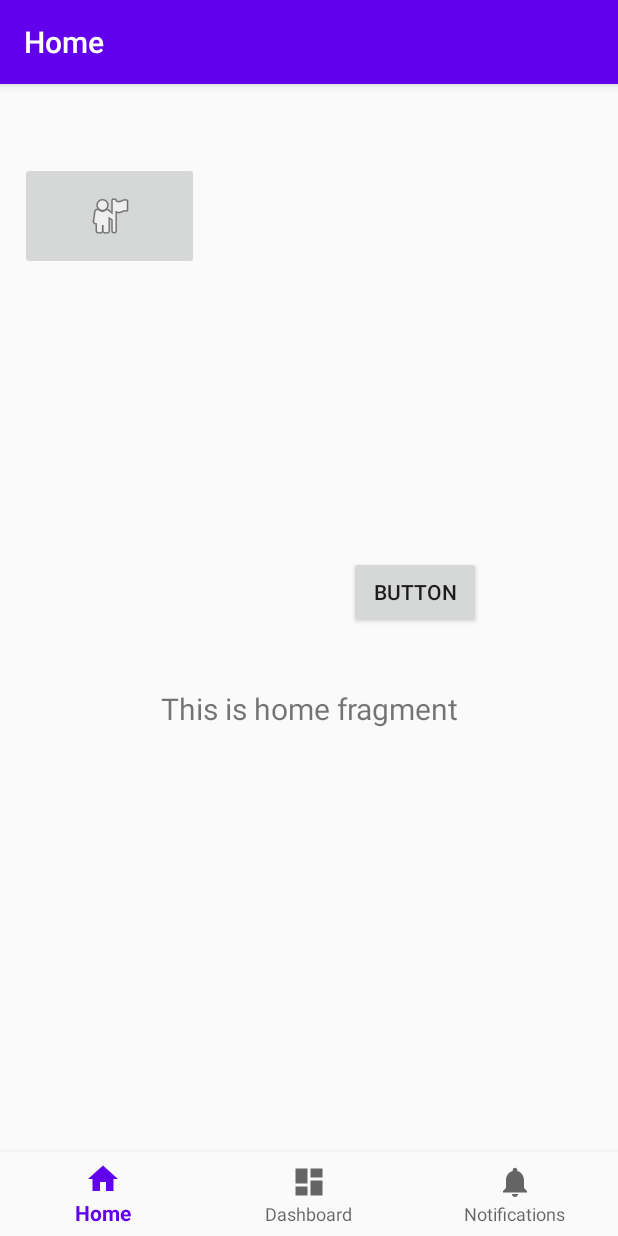
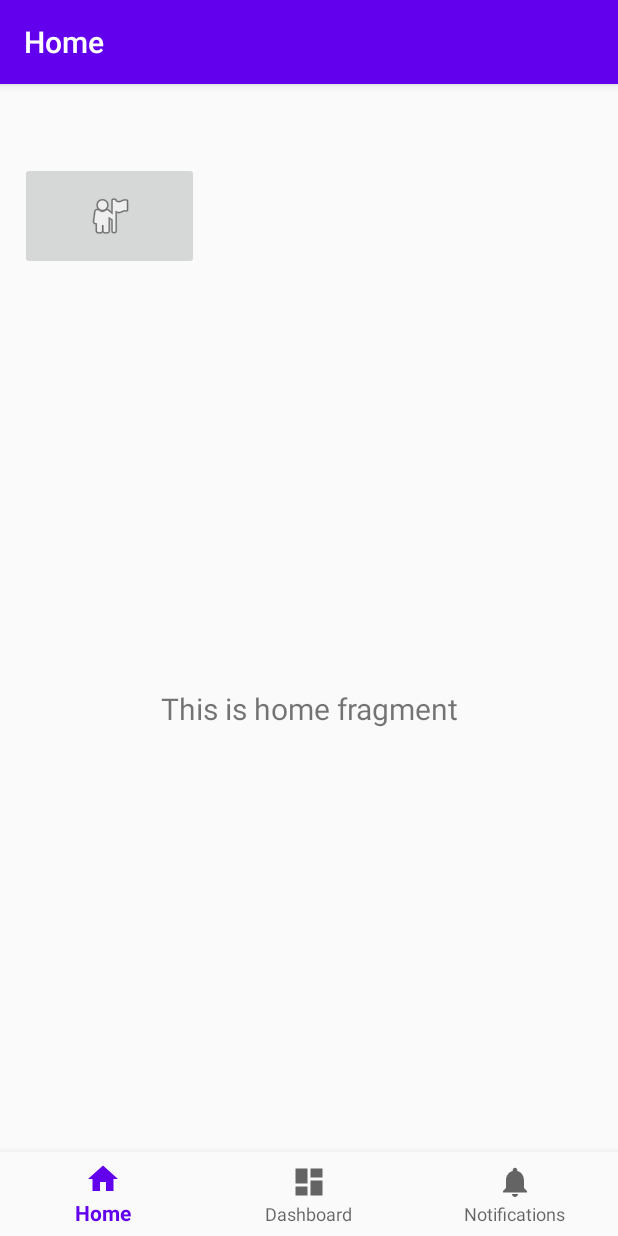
Before and after one commit to mhkh333/Plato_Final_Project, an Android app: the MainPageAsliActivity screen opened directly, with no data from a screen before it, on a phone screen of 412 x 824 dp. Run offline under Robolectric (Android 15) with nearby library versions, the phone set to English and light mode, and no system bars; our stand-ins replace navigation-ui.

Commit message:
came back

```diff
--- a/app/src/main/res/layout/activity_main_page_asli.xml
+++ b/app/src/main/res/layout/activity_main_page_asli.xml
@@ -43,16 +43,4 @@
         app:layout_constraintVertical_bias="0.038"
         app:srcCompat="@android:drawable/ic_menu_myplaces" />
 
-    <Button
-        android:id="@+id/button3"
-        android:layout_width="wrap_content"
-        android:layout_height="wrap_content"
-        android:text="Button"
-        app:layout_constraintBottom_toTopOf="@+id/nav_view"
-        app:layout_constraintEnd_toEndOf="@+id/nav_host_fragment"
-        app:layout_constraintHorizontal_bias="0.718"
-        app:layout_constraintStart_toStartOf="@+id/nav_host_fragment"
-        app:layout_constraintTop_toTopOf="@+id/nav_host_fragment"
-        app:layout_constraintVertical_bias="0.451" />
-
 </androidx.constraintlayout.widget.ConstraintLayout>
```
